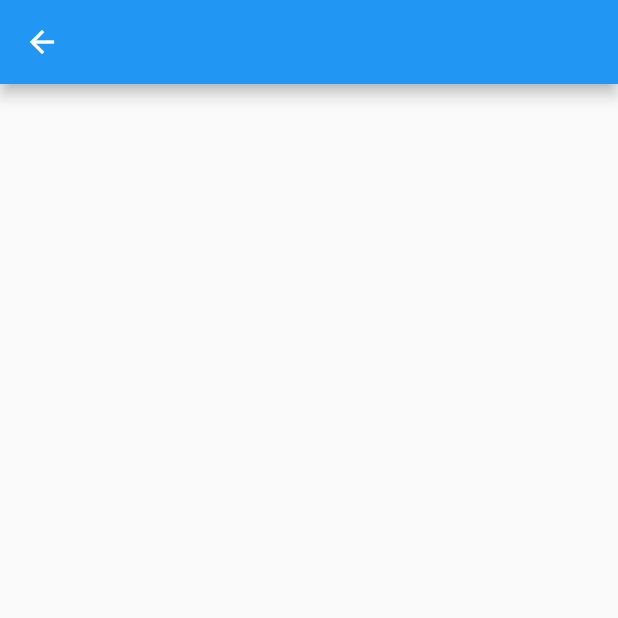
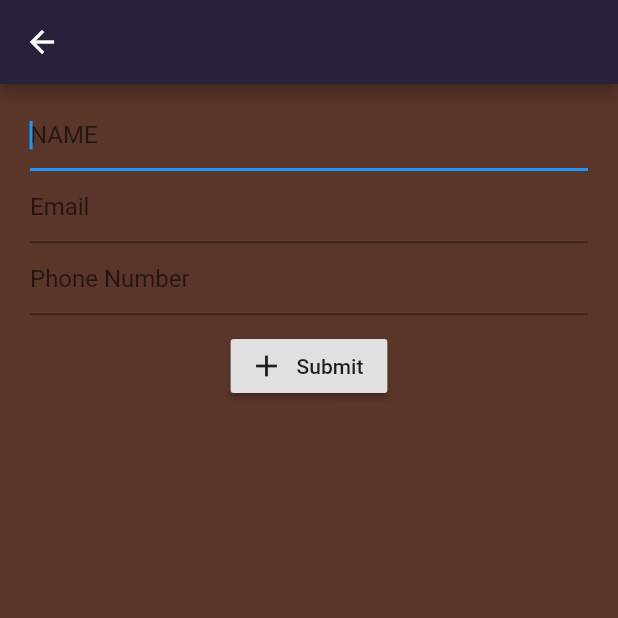
Before and after one commit to shashankgarg93/CovidCare, a Flutter app: the screen it shows after launch, after a tap on "Donate", on a phone screen of 412 x 824 dp, the top half of it. Run offline on Flutter 3.47's test engine with Material 2 defaults, Android fonts, the phone set to English and light mode, and no system bars.

Commit message:
Donate_screen

```diff
--- a/lib/main.dart
+++ b/lib/main.dart
@@ -12,7 +12,21 @@ class MyApp extends StatelessWidget {
   @override
   Widget build(BuildContext context) {
     return MaterialApp(
-      theme: ThemeData(),
+      debugShowCheckedModeBanner: false,
+      theme: ThemeData(
+        scaffoldBackgroundColor:Color.fromRGBO(90, 53, 42, 1),
+        appBarTheme: AppBarTheme(
+            backgroundColor: Color.fromRGBO(39,33,60,1),
+            // Here we take the value from the MyHomePage object that was created by
+            // the App.build method, and use it to set our appbar title.
+
+              titleTextStyle: TextStyle(
+                fontWeight: FontWeight.bold,
+                color: Color.fromRGBO(166, 165, 122, 1),
+     ),
+        ),
+
+      ),
       routes: {
         '/' : (context) =>HomePage() ,
         '/donate_screen' : (context) => DonateScreen(),
--- a/lib/screens/donate_screen.dart
+++ b/lib/screens/donate_screen.dart
@@ -5,10 +5,76 @@ class DonateScreen extends StatefulWidget {
 }
 
 class _DonateScreenState extends State<DonateScreen> {
+ String email='';
+ String number='';
+ String name='';
   @override
   Widget build(BuildContext context) {
     return Scaffold(
       appBar: AppBar(),
+   body: Container(
+
+     padding: EdgeInsets.fromLTRB(20.0, 10.0, 20.0, 10.0),
+     child: Column(
+       children: <Widget>[
+         TextFormField(
+autofocus: true,
+           decoration: InputDecoration(
+             hintText: 'NAME',
+
+           ),
+
+           onChanged: (val){
+             setState(() {
+               name=val;
+             }
+
+             );
+
+             },
+
+         ),
+         TextFormField(
+           autofocus: true,
+           decoration: InputDecoration(
+             hintText: 'Email',
+
+           ),
+
+           onChanged: (val){
+             setState(() {
+               email=val;
+             }
+
+             );
+
+           },
+
+
+         ),
+         TextFormField(
+           autofocus: true,
+           decoration: InputDecoration(
+             hintText: 'Phone Number',
+
+           ),
+
+           onChanged: (val){
+             setState(() {
+               number=val;
+             }
+
+             );
+
+           },
+
+         ),
+         SizedBox(height:10),
+         Center(child: RaisedButton.icon(onPressed: (){}, icon: Icon(Icons.add), label:Text('Submit')))
+       ],
+     ),
+   ),
     );
+
   }
 }
--- a/lib/screens/homepage.dart
+++ b/lib/screens/homepage.dart
@@ -3,16 +3,10 @@ class HomePage extends StatelessWidget {
   @override
   Widget build(BuildContext context) {
     return Scaffold(
-      backgroundColor: Color.fromRGBO(90, 53, 42, 1),
+
       appBar: AppBar(
-        backgroundColor: Color.fromRGBO(39,33,60,1),
-        // Here we take the value from the MyHomePage object that was created by
-        // the App.build method, and use it to set our appbar title.
         title: Text('Covid-Care',
-        style: TextStyle(
-          fontWeight: FontWeight.bold,
-          color: Color.fromRGBO(166, 165, 122, 1),
-        ),),
+        ),
         centerTitle: true,
       ),
       body: Center(
@@ -39,9 +33,18 @@ class HomePage extends StatelessWidget {
             ElevatedButton(onPressed: (){
               Navigator.pushNamed(context, '/donate_screen');
             },
-            style: ElevatedButton.styleFrom(
-      primary: Color(0xFFA33B20)),
-            child: Padding(
+              style: ButtonStyle(
+                 backgroundColor: MaterialStateProperty.all<Color>(Color(0XFFA33B20)),
+                shape: MaterialStateProperty.all<RoundedRectangleBorder>(
+                    RoundedRectangleBorder(
+
+                        borderRadius: BorderRadius.circular(18.0),
+                        side: BorderSide(color: Colors.red)
+                    )
+                ),
+              ),
+
+              child: Padding(
               padding: const EdgeInsets.all(8.0),
               child: Text('Donate',
               style: TextStyle(
@@ -54,16 +57,21 @@ class HomePage extends StatelessWidget {
             ElevatedButton(onPressed: (){
               Navigator.pushNamed(context, '/recieve_screen');
             },
-              style: ElevatedButton.styleFrom(
-                primary: Colors.teal,
-                onPrimary: Colors.white,
-                onSurface: Colors.grey,
-              ),
+                style: ButtonStyle(
+                 backgroundColor: MaterialStateProperty.all<Color>(Color(0xFFA6A57A)),
+                    shape: MaterialStateProperty.all<RoundedRectangleBorder>(
+                        RoundedRectangleBorder(
+                            borderRadius: BorderRadius.circular(18.0),
+                            side: BorderSide(color: Colors.red)
+                        )
+                    ),
+                ),
+
             child: Padding(
               padding: const EdgeInsets.all(8.0),
               child: Text('Recieve',
               style: TextStyle(
-                color: Color(0xFFA6A57A),
+                color: Color(0XFFA33B20),
                 fontSize: 39,
               ),
               ),
```
